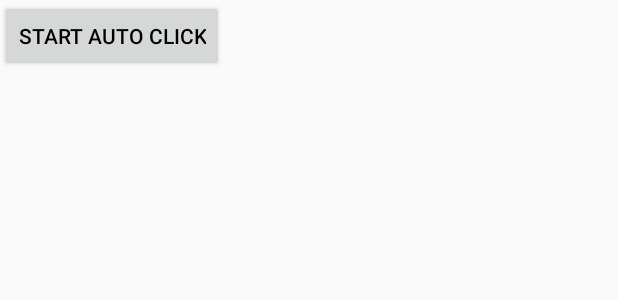
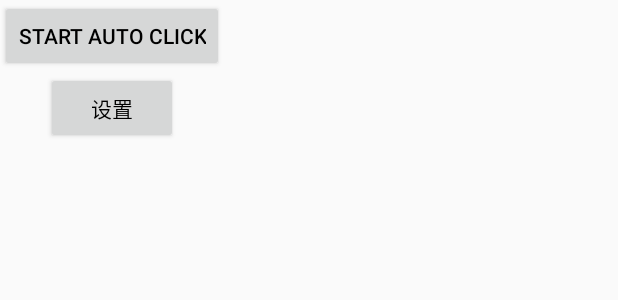
Before and after one commit to MoMoWait/AutoMiniProgram, an Android app: the layout floatingwindow.xml on its own in the app's theme, with its tools: preview values and no code run, on a phone screen of 412 x 824 dp. Shown: the top 300 px of the screen. Run offline under Robolectric (Android 15) with nearby library versions, the phone set to English and light mode, and no system bars.

Commit message:
Add settings button.
Signed-off-by: fly.gao <18396189097@163.com>

```diff
--- a/app/src/main/java/cn/edu/fjnu/autominiprogram/fragment/LoginFragment.java
+++ b/app/src/main/java/cn/edu/fjnu/autominiprogram/fragment/LoginFragment.java
@@ -84,6 +84,7 @@ public class LoginFragment extends AppBaseFragment{
                     getContext().stopService(intent);
                 }
                 getContext().startService(intent);
+                getActivity().finish();
                 /*
                 String userName = mEdtUserName.getText().toString();
                 String passwd = mEdtPassword.getText().toString();
--- a/app/src/main/res/layout/floatingwindow.xml
+++ b/app/src/main/res/layout/floatingwindow.xml
@@ -11,7 +11,14 @@
         android:layout_height="wrap_content"
         android:layout_gravity="center_horizontal"
         android:text="@string/start_auto_click"
-        android:textColor="@android:color/black">
-    </Button>
+        android:textColor="@android:color/black"/>
+
+    <Button
+        android:id="@+id/btn_setting"
+        android:layout_width="wrap_content"
+        android:layout_height="wrap_content"
+        android:layout_gravity="center_horizontal"
+        android:text="@string/setting"
+        android:textColor="@android:color/black"/>
 
 </LinearLayout>
```
Also changed, not shown: app/src/main/java/cn/edu/fjnu/autominiprogram/service/FloatingwindowService.java (+16 -0 lines).
